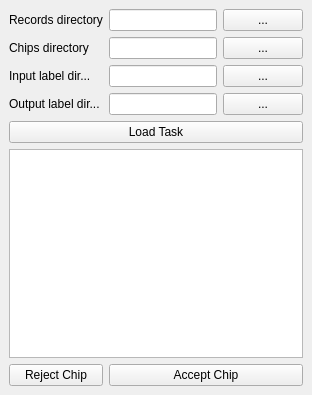
Qt form chippy_checker_editor_dockwidget_base.ui (developmentseed/chippy-checker-editor) before a commit.
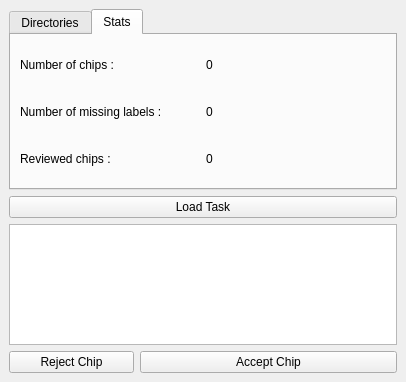
The same form after that commit.

The edit to the form file:
```diff
--- a/chippy_checker_editor_dockwidget_base.ui
+++ b/chippy_checker_editor_dockwidget_base.ui
@@ -6,14 +6,20 @@
    <rect>
     <x>0</x>
     <y>0</y>
-    <width>312</width>
-    <height>395</height>
+    <width>406</width>
+    <height>382</height>
    </rect>
   </property>
+  <property name="sizePolicy">
+   <sizepolicy hsizetype="Minimum" vsizetype="Minimum">
+    <horstretch>0</horstretch>
+    <verstretch>0</verstretch>
+   </sizepolicy>
+  </property>
   <property name="minimumSize">
    <size>
-    <width>308</width>
-    <height>333</height>
+    <width>406</width>
+    <height>382</height>
    </size>
   </property>
   <property name="windowTitle">
@@ -21,20 +27,37 @@
   </property>
   <widget class="QWidget" name="dockWidgetContents">
    <layout class="QGridLayout" name="gridLayout">
-    <item row="0" column="2">
-     <widget class="QPushButton" name="pushButton_Records">
+    <item row="8" column="1" colspan="2">
+     <widget class="QPushButton" name="pushButton_AcceptChip">
       <property name="text">
-       <string>...</string>
+       <string>Accept Chip</string>
       </property>
      </widget>
     </item>
-    <item row="3" column="2">
-     <widget class="QPushButton" name="pushButton_OutputLabelDir">
-      <property name="text">
-       <string>...</string>
+    <item row="4" column="0" colspan="3">
+     <widget class="QTabWidget" name="tabWidget">
+      <property name="sizePolicy">
+       <sizepolicy hsizetype="Expanding" vsizetype="Expanding">
+        <horstretch>0</horstretch>
+        <verstretch>0</verstretch>
+       </sizepolicy>
       </property>
-     </widget>
-    </item>
+      <property name="minimumSize">
+       <size>
+        <width>287</width>
+        <height>181</height>
+       </size>
+      </property>
+      <property name="currentIndex">
+       <number>1</number>
+      </property>
+      <widget class="QWidget" name="tab">
+       <attribute name="title">
+        <string>Directories</string>
+       </attribute>
+       <layout class="QGridLayout" name="gridLayout_6">
+        <item row="0" column="0">
+         <layout class="QGridLayout" name="gridLayout_5">
     <item row="1" column="2">
      <widget class="QPushButton" name="pushButton_Chips">
       <property name="text">
@@ -49,11 +72,18 @@
       </property>
      </widget>
     </item>
+          <item row="0" column="1">
+           <widget class="QLineEdit" name="lineEdit_Records"/>
+          </item>
     <item row="1" column="1">
      <widget class="QLineEdit" name="lineEdit_Chips"/>
     </item>
-    <item row="3" column="1">
-     <widget class="QLineEdit" name="lineEdit_OutputLabelDir"/>
+          <item row="0" column="2">
+           <widget class="QPushButton" name="pushButton_Records">
+            <property name="text">
+             <string>...</string>
+            </property>
+           </widget>
     </item>
     <item row="2" column="0">
      <widget class="QLabel" name="label_4">
@@ -72,16 +102,6 @@
       </property>
      </widget>
     </item>
-    <item row="6" column="1" colspan="2">
-     <widget class="QPushButton" name="pushButton_AcceptChip">
-      <property name="text">
-       <string>Accept Chip</string>
-      </property>
-     </widget>
-    </item>
-    <item row="0" column="1">
-     <widget class="QLineEdit" name="lineEdit_Records"/>
-    </item>
     <item row="0" column="0">
      <widget class="QLabel" name="label">
       <property name="text">
@@ -96,14 +116,76 @@
       </property>
      </widget>
     </item>
-    <item row="4" column="0" colspan="3">
-     <widget class="QPushButton" name="pushButton_LoadTask">
+          <item row="3" column="1">
+           <widget class="QLineEdit" name="lineEdit_OutputLabelDir"/>
+          </item>
+          <item row="3" column="2">
+           <widget class="QPushButton" name="pushButton_OutputLabelDir">
       <property name="text">
-       <string>Load Task</string>
+             <string>...</string>
       </property>
      </widget>
     </item>
-    <item row="6" column="0">
+         </layout>
+        </item>
+       </layout>
+      </widget>
+      <widget class="QWidget" name="tab_2">
+       <attribute name="title">
+        <string>Stats</string>
+       </attribute>
+       <layout class="QGridLayout" name="gridLayout_4">
+        <item row="0" column="0">
+         <layout class="QGridLayout" name="gridLayout_2">
+          <item row="0" column="1">
+           <widget class="QLabel" name="label_NumberChips">
+            <property name="text">
+             <string>0</string>
+            </property>
+           </widget>
+          </item>
+          <item row="1" column="1">
+           <widget class="QLabel" name="label_NumberMissingLabels">
+            <property name="text">
+             <string>0</string>
+            </property>
+           </widget>
+          </item>
+          <item row="0" column="0">
+           <widget class="QLabel" name="label_6">
+            <property name="text">
+             <string>Number of chips :</string>
+            </property>
+           </widget>
+          </item>
+          <item row="1" column="0">
+           <widget class="QLabel" name="label_5">
+            <property name="text">
+             <string>Number of missing labels :</string>
+            </property>
+           </widget>
+          </item>
+          <item row="2" column="0">
+           <widget class="QLabel" name="label_9">
+            <property name="text">
+             <string>Reviewed chips :</string>
+            </property>
+           </widget>
+          </item>
+          <item row="2" column="1">
+           <widget class="QLabel" name="label_ReviewedChips">
+            <property name="text">
+             <string>0</string>
+            </property>
+           </widget>
+          </item>
+         </layout>
+        </item>
+       </layout>
+      </widget>
+     </widget>
+    </item>
+    <item row="8" column="0">
      <widget class="QPushButton" name="pushButton_RejectChip">
       <property name="text">
        <string>Reject Chip</string>
@@ -111,6 +193,13 @@
      </widget>
     </item>
     <item row="5" column="0" colspan="3">
+     <widget class="QPushButton" name="pushButton_LoadTask">
+      <property name="text">
+       <string>Load Task</string>
+      </property>
+     </widget>
+    </item>
+    <item row="7" column="0" colspan="3">
      <widget class="QTextEdit" name="textEdit_CommentBox"/>
     </item>
    </layout>
```
Lines whose indentation alone changed are shown as unchanged.
